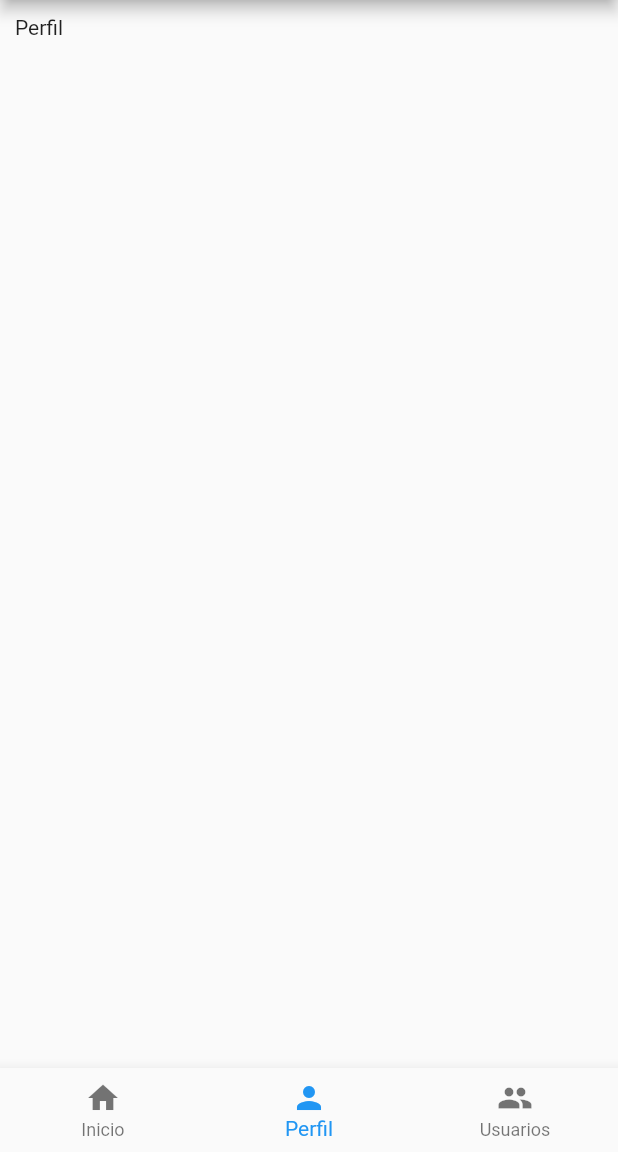
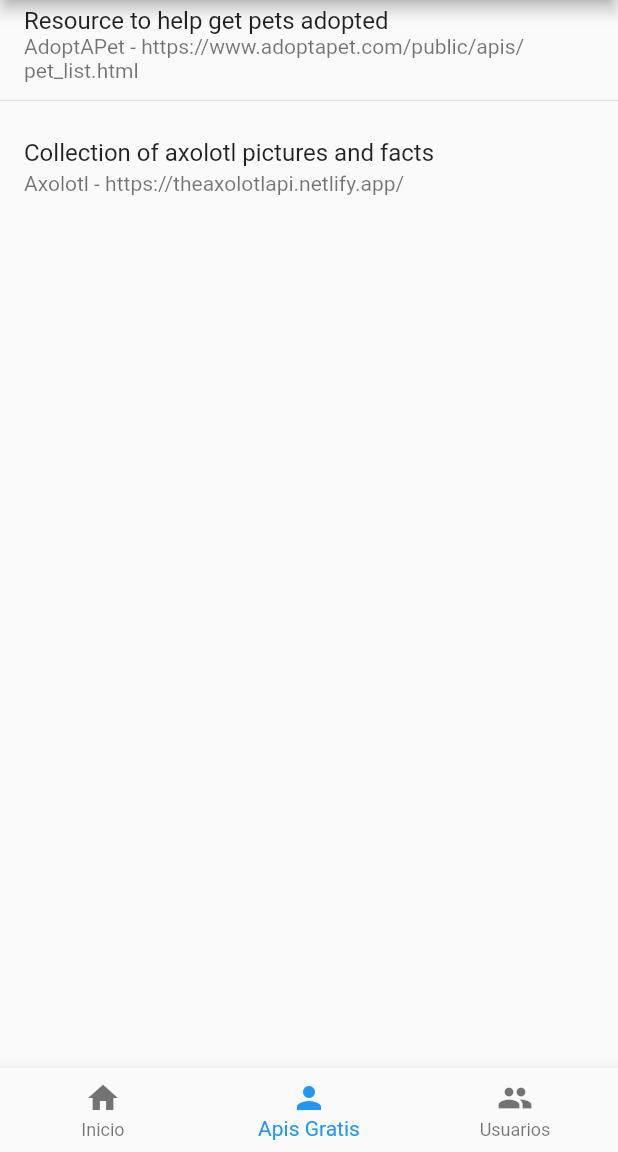
Before and after one commit to saurmo/dllo-movil-flutter, a Flutter app: the screen it shows after launch, item 2 of the bottom bar chosen, on a phone screen of 412 x 824 dp, the part 84-1236 px from its top. Run offline on Flutter 3.47's test engine with Material 2 defaults, Android fonts, the phone set to English and light mode, and no system bars.

Commit message:
Model de ApiType

```diff
--- /dev/null
+++ b/flutter/todov2/lib/app_ejemplo_1/controller/api_type.controller.dart
@@ -0,0 +1,37 @@
+import 'dart:io';
+import 'package:http/http.dart' as http;
+
+import 'package:todov2/app_ejemplo_1/controller/models/ApiType.dart';
+
+class ApiTypeController {
+  List<ApiType> apis = [
+    ApiType.fromJson({
+      "API": "AdoptAPet",
+      "Description": "Resource to help get pets adopted",
+      "Auth": "apiKey",
+      "HTTPS": true,
+      "Cors": "yes",
+      "Link": "https://www.adoptapet.com/public/apis/pet_list.html",
+      "Category": "Animals"
+    }),
+    ApiType.fromJson(
+      {
+        "API": "Axolotl",
+        "Description": "Collection of axolotl pictures and facts",
+        "Auth": "",
+        "HTTPS": true,
+        "Cors": "no",
+        "Link": "https://theaxolotlapi.netlify.app/",
+        "Category": "Animals"
+      },
+    )
+  ];
+
+  List<ApiType> getApis()  {
+    print("Call Api");
+    var url = Uri.https('api.publicapis.org', 'entries');
+    // var response = await http.get(url);
+    print(apis);
+    return apis;
+  }
+}
--- a/flutter/todov2/lib/app_ejemplo_1/main_app_ejemplo_1.dart
+++ b/flutter/todov2/lib/app_ejemplo_1/main_app_ejemplo_1.dart
@@ -1,6 +1,6 @@
 import 'package:flutter/material.dart';
 import 'package:todov2/app_ejemplo_1/pages/home.dart';
-import 'package:todov2/app_ejemplo_1/pages/profile.dart';
+import 'package:todov2/app_ejemplo_1/pages/apis_free.dart';
 import 'package:todov2/app_ejemplo_1/pages/list_users.dart';
 
 class MainAppEjemplo1 extends StatefulWidget {
@@ -11,7 +11,7 @@ class MainAppEjemplo1 extends StatefulWidget {
 }
 
 class _MainAppEjemplo1 extends State<MainAppEjemplo1> {
-  final List<Widget> pages = [Home(), Profile(), ListUsers()];
+  final List<Widget> pages = [Home(), ApisFree(), ListUsers()];
   int currentlyIndex = 0;
 
   void changePage(int index) {
@@ -38,7 +38,7 @@ class _MainAppEjemplo1 extends State<MainAppEjemplo1> {
               icon: Icon(Icons.home),
             ),
             BottomNavigationBarItem(
-              label: "Perfil",
+              label: "Apis Gratis",
               icon: Icon(Icons.person),
             ),
             BottomNavigationBarItem(
--- /dev/null
+++ b/flutter/todov2/lib/app_ejemplo_1/pages/apis_free.dart
@@ -0,0 +1,31 @@
+import 'package:flutter/material.dart';
+import 'package:todov2/app_ejemplo_1/controller/api_type.controller.dart';
+
+class ApisFree extends StatefulWidget {
+  @override
+  State<StatefulWidget> createState() {
+    return _ApisFree();
+  }
+}
+
+class _ApisFree extends State {
+  ApiTypeController apiTypeController = ApiTypeController();
+
+  @override
+  Widget build(BuildContext context) {
+    return ListView.separated(
+      itemBuilder: fillListView,
+      separatorBuilder: (context, index) => Divider(),
+      itemCount: apiTypeController.apis.length,
+    );
+  }
+
+  Widget fillListView(context, index) {
+     var apis = apiTypeController.getApis();
+
+    return ListTile(
+        title: Text(apis[index].description),
+        subtitle: Text("${apis[index].api} - ${apis[index].link}"),
+      );
+  }
+}
--- a/flutter/todov2/lib/app_ejemplo_1/pages/list_users.dart
+++ b/flutter/todov2/lib/app_ejemplo_1/pages/list_users.dart
@@ -43,6 +43,7 @@ class _ListUsers extends State<ListUsers> {
               Navigator.pushNamed(context, 'detail_user',
                   arguments: User(users[index]));
             },
+
           ),
         ),
       ),
--- a/flutter/todov2/lib/app_ejemplo_1/pages/profile.dart
+++ /dev/null
@@ -1,11 +0,0 @@
-import 'package:flutter/material.dart';
-
-class Profile extends StatelessWidget {
-  @override
-  Widget build(BuildContext context) {
-    return Container(
-      padding: EdgeInsets.all(10),
-      child: Text("Perfil"),
-    );
-  }
-}
--- /dev/null
+++ b/flutter/todov2/lib/app_ejemplo_1/router/AppRouter.dart
@@ -0,0 +1,9 @@
+
+import 'package:todov2/app_ejemplo_1/pages/detail_user.dart';
+
+class AppRouter {
+
+  static routers(){
+    return {'detail_user': (context) => DetailUser()};
+  }
+}
--- a/flutter/todov2/lib/main.dart
+++ b/flutter/todov2/lib/main.dart
@@ -1,5 +1,6 @@
 import 'package:flutter/material.dart';
 import 'package:todov2/app_ejemplo_1/main_app_ejemplo_1.dart';
+import 'package:todov2/app_ejemplo_1/router/AppRouter.dart';
 import 'package:todov2/bases/buttons_base.dart';
 import 'package:todov2/bases/columns.dart';
 import 'package:todov2/bases/container.dart';
@@ -28,15 +29,7 @@ class MyApp extends StatelessWidget {
         primarySwatch: Colors.blue,
       ),
       home: MainAppEjemplo1(),
-      routes: {'detail_user': (context) => DetailUser()},
-      //  Scaffold(
-      //     appBar: AppBar(
-      //       title: const Text("To Do"),
-      //       titleSpacing: 100,
-      //     ),
-      //     body:ButtonBase(),
-
-      //  )
+      routes: AppRouter.routers() ,
     );
   }
 }
--- a/flutter/todov2/pubspec.yaml
+++ b/flutter/todov2/pubspec.yaml
@@ -35,6 +35,7 @@ dependencies:
   # The following adds the Cupertino Icons font to your application.
   # Use with the CupertinoIcons class for iOS style icons.
   cupertino_icons: ^1.0.2
+  http: ^0.13.5
 
 dev_dependencies:
   flutter_test:
```
Also changed, not shown: flutter/todov2/lib/app_ejemplo_1/controller/models/ApiType.dart (added, +21 -0 lines), flutter/todov2/pubspec.lock.
